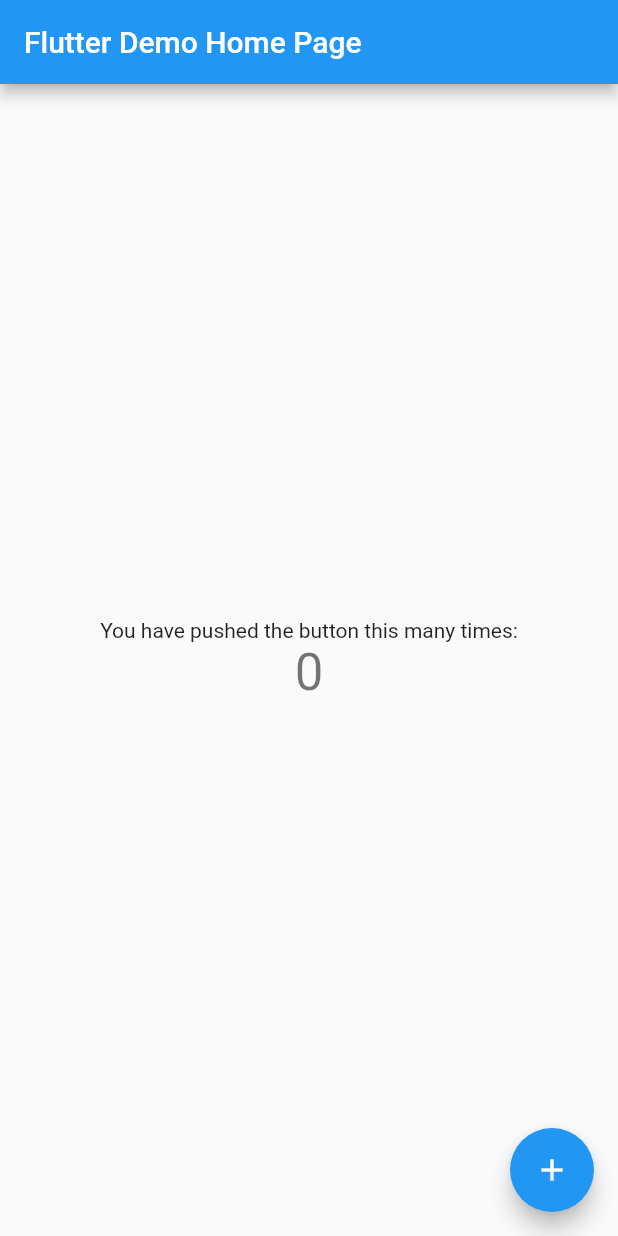
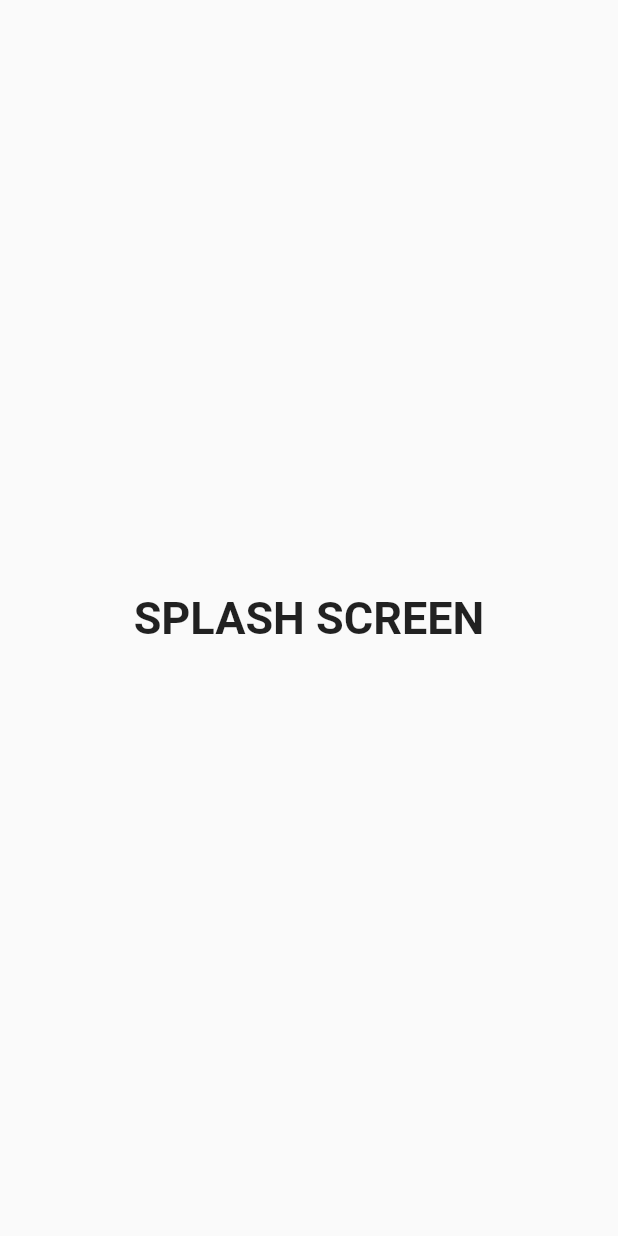
Before and after one commit to Shahabmustafa/Firebase_practis, a Flutter app: the first screen one second after launch, on a phone screen of 412 x 824 dp. Run offline on Flutter 3.47's test engine with Material 2 defaults, Android fonts, the phone set to English and light mode, and no system bars.

Commit message:
add splash screen

```diff
--- a/lib/main.dart
+++ b/lib/main.dart
@@ -1,3 +1,4 @@
+import 'package:firebase_practis/view/Splash%20Screen/splash_screen.dart';
 import 'package:flutter/material.dart';
 
 void main() {
@@ -13,103 +14,9 @@
     return MaterialApp(
       title: 'Flutter Demo',
       theme: ThemeData(
-        // This is the theme of your application.
-        //
-        // Try running your application with "flutter run". You'll see the
-        // application has a blue toolbar. Then, without quitting the app, try
-        // changing the primarySwatch below to Colors.green and then invoke
-        // "hot reload" (press "r" in the console where you ran "flutter run",
-        // or simply save your changes to "hot reload" in a Flutter IDE).
-        // Notice that the counter didn't reset back to zero; the application
-        // is not restarted.
         primarySwatch: Colors.blue,
       ),
-      home: const MyHomePage(title: 'Flutter Demo Home Page'),
+      home: SplashPage(),
     );
   }
 }
-
-class MyHomePage extends StatefulWidget {
-  const MyHomePage({Key? key, required this.title}) : super(key: key);
-
-  // This widget is the home page of your application. It is stateful, meaning
-  // that it has a State object (defined below) that contains fields that affect
-  // how it looks.
-
-  // This class is the configuration for the state. It holds the values (in this
-  // case the title) provided by the parent (in this case the App widget) and
-  // used by the build method of the State. Fields in a Widget subclass are
-  // always marked "final".
-
-  final String title;
-
-  @override
-  State<MyHomePage> createState() => _MyHomePageState();
-}
-
-class _MyHomePageState extends State<MyHomePage> {
-  int _counter = 0;
-
-  void _incrementCounter() {
-    setState(() {
-      // This call to setState tells the Flutter framework that something has
-      // changed in this State, which causes it to rerun the build method below
-      // so that the display can reflect the updated values. If we changed
-      // _counter without calling setState(), then the build method would not be
-      // called again, and so nothing would appear to happen.
-      _counter++;
-    });
-  }
-
-  @override
-  Widget build(BuildContext context) {
-    // This method is rerun every time setState is called, for instance as done
-    // by the _incrementCounter method above.
-    //
-    // The Flutter framework has been optimized to make rerunning build methods
-    // fast, so that you can just rebuild anything that needs updating rather
-    // than having to individually change instances of widgets.
-    return Scaffold(
-      appBar: AppBar(
-        // Here we take the value from the MyHomePage object that was created by
-        // the App.build method, and use it to set our appbar title.
-        title: Text(widget.title),
-      ),
-      body: Center(
-        // Center is a layout widget. It takes a single child and positions it
-        // in the middle of the parent.
-        child: Column(
-          // Column is also a layout widget. It takes a list of children and
-          // arranges them vertically. By default, it sizes itself to fit its
-          // children horizontally, and tries to be as tall as its parent.
-          //
-          // Invoke "debug painting" (press "p" in the console, choose the
-          // "Toggle Debug Paint" action from the Flutter Inspector in Android
-          // Studio, or the "Toggle Debug Paint" command in Visual Studio Code)
-          // to see the wireframe for each widget.
-          //
-          // Column has various properties to control how it sizes itself and
-          // how it positions its children. Here we use mainAxisAlignment to
-          // center the children vertically; the main axis here is the vertical
-          // axis because Columns are vertical (the cross axis would be
-          // horizontal).
-          mainAxisAlignment: MainAxisAlignment.center,
-          children: <Widget>[
-            const Text(
-              'You have pushed the button this many times:',
-            ),
-            Text(
-              '$_counter',
-              style: Theme.of(context).textTheme.headline4,
-            ),
-          ],
-        ),
-      ),
-      floatingActionButton: FloatingActionButton(
-        onPressed: _incrementCounter,
-        tooltip: 'Increment',
-        child: const Icon(Icons.add),
-      ), // This trailing comma makes auto-formatting nicer for build methods.
-    );
-  }
-}
--- /dev/null
+++ b/lib/view/Home Screen/home_screen.dart
@@ -0,0 +1,23 @@
+
+
+
+
+import 'package:flutter/material.dart';
+
+class HomePage extends StatefulWidget {
+  const HomePage({Key? key}) : super(key: key);
+
+  @override
+  State<HomePage> createState() => _HomePageState();
+}
+
+class _HomePageState extends State<HomePage> {
+  @override
+  Widget build(BuildContext context) {
+    return Scaffold(
+      appBar: AppBar(
+        title: Text('Home Page'),
+      ),
+    );
+  }
+}
--- /dev/null
+++ b/lib/view/Splash Screen/splash_screen.dart
@@ -0,0 +1,33 @@
+
+import 'package:firebase_practis/view/Splash%20Screen/splash_service.dart';
+import 'package:flutter/material.dart';
+
+class SplashPage extends StatefulWidget {
+  const SplashPage({Key? key}) : super(key: key);
+
+  @override
+  State<SplashPage> createState() => _SplashPageState();
+}
+
+class _SplashPageState extends State<SplashPage> {
+  @override
+  void initState() {
+    // TODO: implement initState
+    super.initState();
+    SplashServer server = SplashServer();
+    server.gotoHome(context);
+  }
+  Widget build(BuildContext context) {
+    return Scaffold(
+      body: Column(
+        mainAxisAlignment: MainAxisAlignment.center,
+        children: [
+          Center(child: Text("SPLASH SCREEN",style: TextStyle(
+            fontWeight: FontWeight.bold,
+            fontSize: 30
+          ),)),
+        ],
+      ),
+    );
+  }
+}
--- /dev/null
+++ b/lib/view/Splash Screen/splash_service.dart
@@ -0,0 +1,11 @@
+import 'dart:async';
+import 'package:flutter/material.dart';
+import '../Home Screen/home_screen.dart';
+
+class SplashServer{
+  gotoHome(BuildContext context){
+    Timer(Duration(seconds: 4), () {
+      Navigator.push(context, MaterialPageRoute(builder: (context) => HomePage()));
+    });
+  }
+}
```
Also changed, not shown: pubspec.lock, 1 other file.
